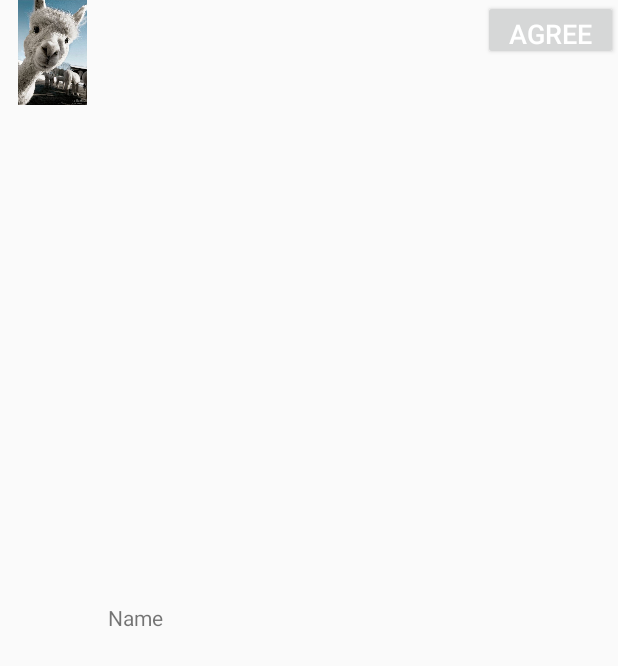
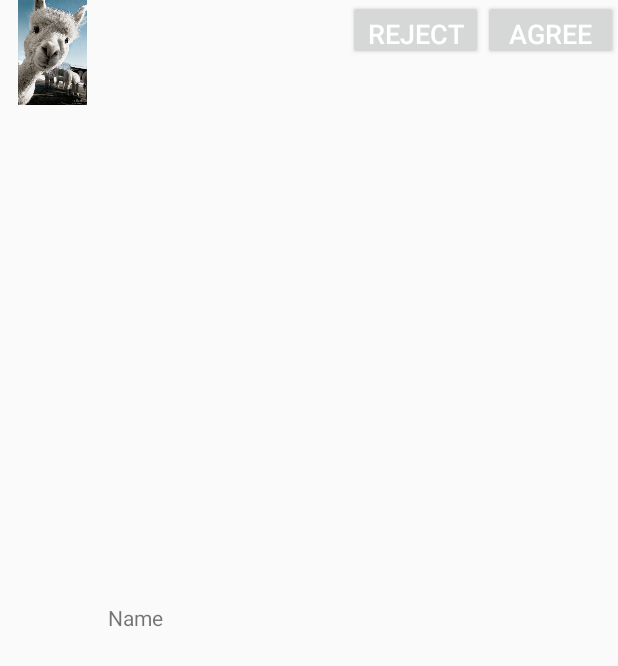
Before and after one commit to PushenGao/Java_Smartphone, an Android app: the layout ui_pengdingfriendsview.xml on its own in the app's theme, with its tools: preview values and no code run, on a phone screen of 412 x 824 dp. Shown: the top 666 px of the screen. Run offline under Robolectric (Android 15) with nearby library versions, the phone set to English and light mode, and no system bars.

Commit message:
add reject button for reject friend request

```diff
--- a/Application/src/main/res/layout/ui_pengdingfriendsview.xml
+++ b/Application/src/main/res/layout/ui_pengdingfriendsview.xml
@@ -26,6 +26,15 @@
 
         android:textColor="#ffffff"
         android:textSize="18sp"
-        android:onClick="login_werun"
         />
+
+    <Button
+        android:id="@+id/reject_btn"
+        android:layout_width="90dp"
+        android:layout_height="40dp"
+        android:layout_toLeftOf ="@id/pending_btn"
+        android:text="@string/reject"
+
+        android:textColor="#ffffff"
+        android:textSize="18sp"/>
 </RelativeLayout>
--- a/Application/src/main/res/values/strings.xml
+++ b/Application/src/main/res/values/strings.xml
@@ -47,6 +47,7 @@
     <string name="zheng">Zheng</string>
     <string name="total_run">Total run</string>
     <string name="total_miles">15000 miles</string>
+    <string name="reject">Reject</string>
     <string name="energy_consumption">Energy consumption</string>
     <string name="total_kals">10000Kal</string>
     <string name="total_time">Total time</string>
```
Also changed, not shown: Application/src/main/java/ui/PendingRequestAdapter.java (+17 -0 lines), 42 other files.
